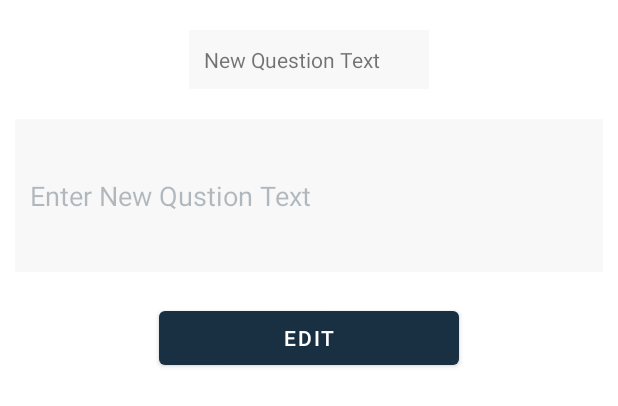
After one commit to SaleemMaini/ExamApp, an Android app: the layout aleredittxml.xml on its own in the app's theme, with its tools: preview values and no code run, on a phone screen of 412 x 824 dp. The commit adds this screen. Shown: the top 406 px of the screen. Run offline under Robolectric (Android 15) with nearby library versions, the phone set to English and light mode, and no system bars.

Commit message:
10/6/2021  05:53 PM

```diff
--- /dev/null
+++ b/app/src/main/res/layout/aleredittxml.xml
@@ -0,0 +1,49 @@
+<?xml version="1.0" encoding="utf-8"?>
+<androidx.constraintlayout.widget.ConstraintLayout xmlns:android="http://schemas.android.com/apk/res/android"
+    xmlns:tools="http://schemas.android.com/tools"
+    android:layout_width="match_parent"
+    android:layout_height="match_parent"
+    xmlns:app="http://schemas.android.com/apk/res-auto">
+
+    <LinearLayout
+        android:id="@+id/LinearLayoutEdit"
+        android:layout_width="match_parent"
+        android:layout_height="wrap_content"
+        android:gravity="center|center_vertical"
+        android:orientation="vertical"
+        tools:ignore="MissingConstraints">
+
+        <TextView
+            android:id="@+id/text_view"
+            android:layout_width="wrap_content"
+            android:layout_height="wrap_content"
+            android:layout_marginTop="20dp"
+            android:background="#F8F8F8"
+            android:ems="10"
+            android:padding="10dp"
+            android:text="New Question Text"/>
+
+        <EditText
+            android:id="@+id/txt_edit"
+            android:layout_width="392dp"
+            android:layout_height="102dp"
+            android:layout_marginTop="20dp"
+            android:background="#F8F8F8"
+            android:ems="10"
+            android:hint="Enter New Qustion Text"
+            android:inputType="textPersonName"
+            android:padding="10dp"
+            android:textColorHint="#52183041" />
+
+        <Button
+            android:id="@+id/btn_edit"
+            android:layout_width="200dp"
+            android:layout_height="wrap_content"
+            android:layout_marginTop="20dp"
+            android:layout_marginBottom="30dp"
+            android:text="Edit"
+            app:backgroundTint="@color/second" />
+    </LinearLayout>
+
+
+</androidx.constraintlayout.widget.ConstraintLayout>
```
Also changed, not shown: app/src/main/java/com/example/examapp/QuestionAddOrModify.java (+210 -0 lines), app/src/main/res/layout/activity_question_add_or_modify.xml (+9 -9 lines).
